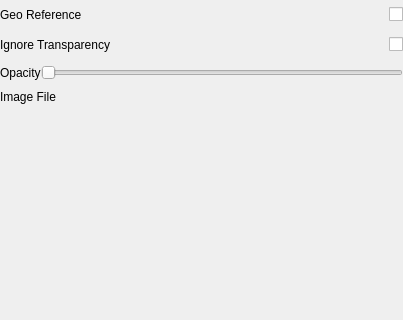
The window that apps/vaporgui/ui/ImageAppearanceGUI.ui (StasJ/vapor-formatted) describes before a commit, drawn with Qt 5; both pictures show x 0 to 403 and y 0 to 320 of the 403 by 854 pixel window.
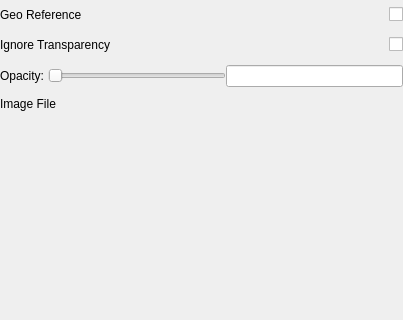
The same window after the commit.

Commit message: tweak on ImageTab. Need Scott to finalize I think

```diff
--- a/apps/vaporgui/ui/ImageAppearanceGUI.ui
+++ b/apps/vaporgui/ui/ImageAppearanceGUI.ui
@@ -134,7 +134,7 @@
        <item>
         <widget class="QLabel" name="label_3">
          <property name="text">
-          <string>Opacity</string>
+          <string>Opacity: </string>
          </property>
         </widget>
        </item>
@@ -145,6 +145,9 @@
          </property>
         </widget>
        </item>
+       <item>
+        <widget class="QLineEdit" name="lineEdit"/>
+       </item>
       </layout>
      </item>
      <item>
```
The commit also changes 1 other file.
